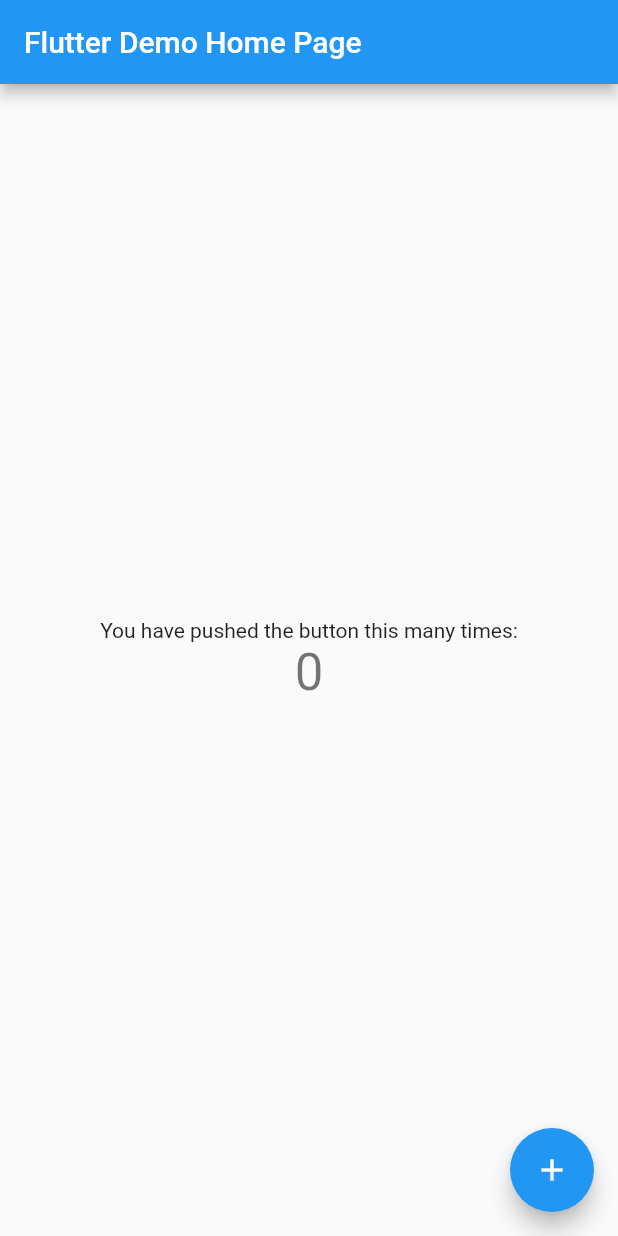
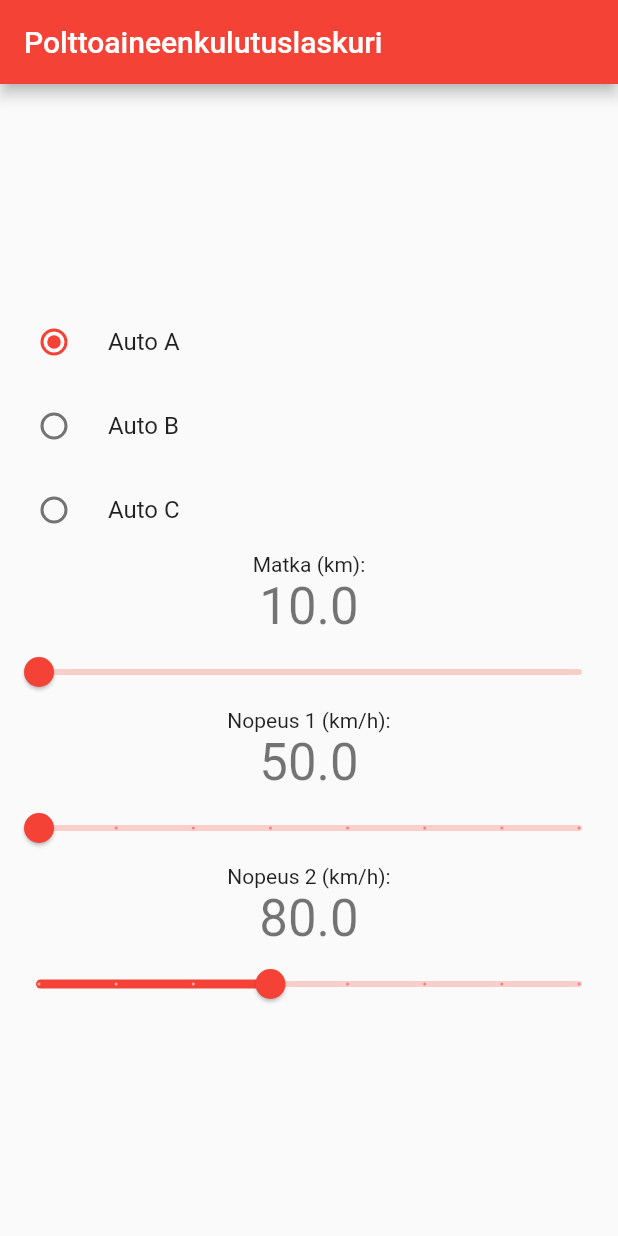
Before and after one commit to softrabbit/mileage, a Flutter app: the screen it shows after launch, on a phone screen of 412 x 824 dp. Run offline on Flutter 3.47's test engine with Material 2 defaults, Android fonts, the phone set to English and light mode, and no system bars.

Commit message:
Input widgets done. Layout sucks, but it is what it is. Code could probably look a bit better, too.

```diff
--- a/lib/main.dart
+++ b/lib/main.dart
@@ -9,7 +9,7 @@
   @override
   Widget build(BuildContext context) {
     return MaterialApp(
-      title: 'Flutter Demo',
+      title: 'Polttoainelaskuri',
       theme: ThemeData(
         // This is the theme of your application.
         //
@@ -20,9 +20,9 @@
         // or simply save your changes to "hot reload" in a Flutter IDE).
         // Notice that the counter didn't reset back to zero; the application
         // is not restarted.
-        primarySwatch: Colors.blue,
+        primarySwatch: Colors.red,
       ),
-      home: MyHomePage(title: 'Flutter Demo Home Page'),
+      home: MyHomePage(title: 'Polttoaineenkulutuslaskuri'),
     );
   }
 }
@@ -45,19 +45,13 @@
   _MyHomePageState createState() => _MyHomePageState();
 }
 
+enum CarType { A, B, C }
+
 class _MyHomePageState extends State<MyHomePage> {
-  int _counter = 0;
-
-  void _incrementCounter() {
-    setState(() {
-      // This call to setState tells the Flutter framework that something has
-      // changed in this State, which causes it to rerun the build method below
-      // so that the display can reflect the updated values. If we changed
-      // _counter without calling setState(), then the build method would not be
-      // called again, and so nothing would appear to happen.
-      _counter++;
-    });
-  }
+  double _distanceValue = 10;
+  double _speed1Value = 50;
+  double _speed2Value = 80;
+  CarType? _selectedCar = CarType.A;
 
   @override
   Widget build(BuildContext context) {
@@ -74,40 +68,99 @@
         title: Text(widget.title),
       ),
       body: Center(
-        // Center is a layout widget. It takes a single child and positions it
-        // in the middle of the parent.
         child: Column(
-          // Column is also a layout widget. It takes a list of children and
-          // arranges them vertically. By default, it sizes itself to fit its
-          // children horizontally, and tries to be as tall as its parent.
-          //
-          // Invoke "debug painting" (press "p" in the console, choose the
-          // "Toggle Debug Paint" action from the Flutter Inspector in Android
-          // Studio, or the "Toggle Debug Paint" command in Visual Studio Code)
-          // to see the wireframe for each widget.
-          //
-          // Column has various properties to control how it sizes itself and
-          // how it positions its children. Here we use mainAxisAlignment to
-          // center the children vertically; the main axis here is the vertical
-          // axis because Columns are vertical (the cross axis would be
-          // horizontal).
           mainAxisAlignment: MainAxisAlignment.center,
           children: <Widget>[
-            Text(
-              'You have pushed the button this many times:',
+            RadioListTile<CarType>(
+              title: const Text('Auto A'),
+              value: CarType.A,
+              groupValue: _selectedCar,
+              onChanged: (CarType? c) {
+                setState(() {
+                  _selectedCar = c;
+                });
+              },
+            ),
+            RadioListTile<CarType>(
+              title: const Text('Auto B'),
+              value: CarType.B,
+              groupValue: _selectedCar,
+              onChanged: (CarType? c) {
+                setState(() {
+                  _selectedCar = c;
+                });
+              },
+            ),
+            RadioListTile<CarType>(
+              title: const Text('Auto C'),
+              value: CarType.C,
+              groupValue: _selectedCar,
+              onChanged: (CarType? c) {
+                setState(() {
+                  _selectedCar = c;
+                });
+              },
             ),
             Text(
-              '$_counter',
+              'Matka (km):',
+            ),
+            Text(
+              '$_distanceValue',
               style: Theme.of(context).textTheme.headline4,
             ),
+            Slider(
+              onChanged: (double value) {
+                setState(() {
+                  _distanceValue = value;
+                });
+              },
+              min: 10,
+              max: 1000,
+              divisions: 99,
+              label: "Matka (km)",
+              value: _distanceValue,
+            ),
+            Text(
+              'Nopeus 1 (km/h):',
+            ),
+            Text(
+              '$_speed1Value',
+              style: Theme.of(context).textTheme.headline4,
+            ),
+            Slider(
+              onChanged: (double value) {
+                setState(() {
+                  _speed1Value = value;
+                });
+              },
+              min: 50,
+              max: 120,
+              divisions: 7,
+              label: "Nopeus 1 (km/h)",
+              value: _speed1Value,
+            ),
+            Text(
+              'Nopeus 2 (km/h):',
+            ),
+            Text(
+              '$_speed2Value',
+              style: Theme.of(context).textTheme.headline4,
+            ),
+            Slider(
+              onChanged: (double value) {
+                setState(() {
+                  _speed2Value = value;
+                });
+              },
+              min: 50,
+              max: 120,
+              divisions: 7,
+              label: "Nopeus 2 (km/h)",
+              value: _speed2Value,
+            )
           ],
         ),
       ),
-      floatingActionButton: FloatingActionButton(
-        onPressed: _incrementCounter,
-        tooltip: 'Increment',
-        child: Icon(Icons.add),
-      ), // This trailing comma makes auto-formatting nicer for build methods.
     );
   }
 }
```
Also changed, not shown: 1 other file.
